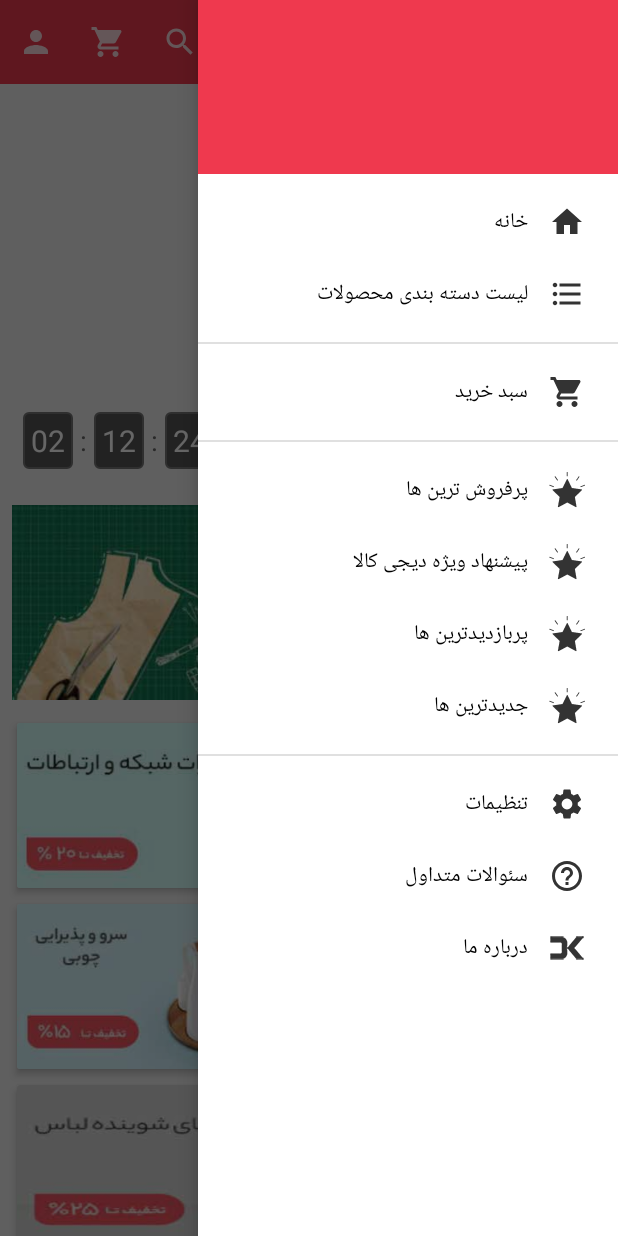
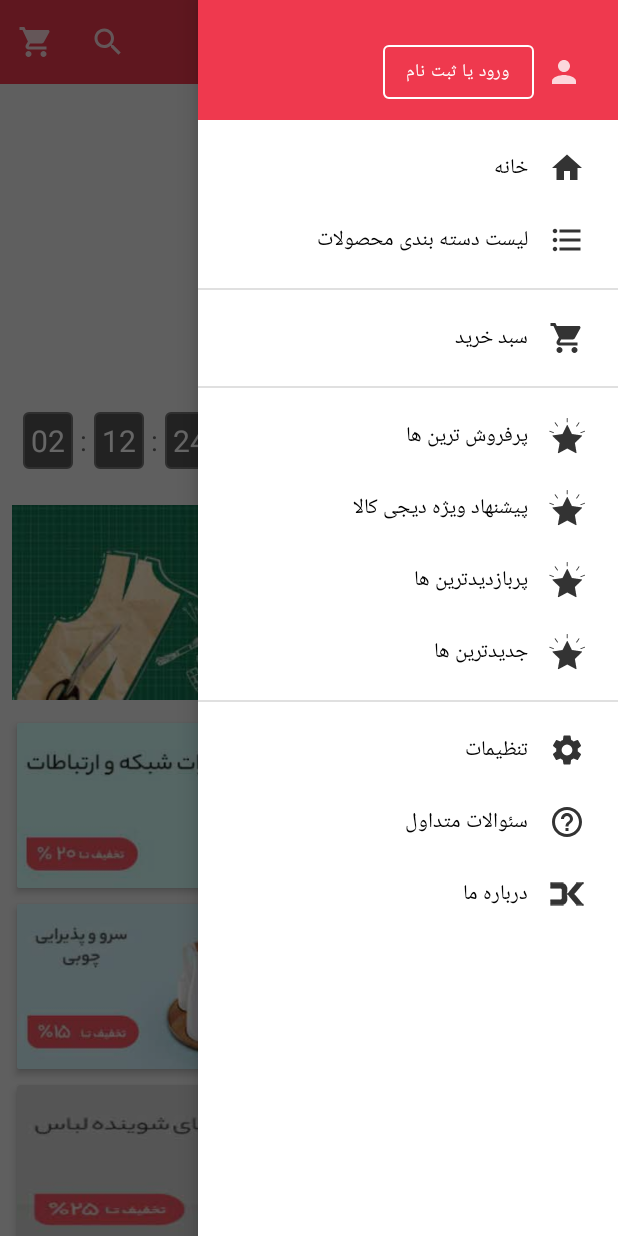
Before and after one commit to AbbasAsadi/OnlineStore, an Android app: the screen it shows after launch (MainActivity), with the side drawer open, on a phone screen of 412 x 824 dp. Run offline under Robolectric (Android 15) with nearby library versions, the phone set to English and light mode, and no system bars; our stand-ins replace ButterKnife, Picasso; libraries missing offline, so code that uses them is left out: ss.com.bannerslider; plain views replace Slider; network calls fail; pictures from the network do not load; 4 statements that could not run were skipped.

Commit message:
requests edit

```diff
--- a/app/src/main/java/com/example/onlinestore/controller/CommentFragment.java
+++ b/app/src/main/java/com/example/onlinestore/controller/CommentFragment.java
@@ -82,18 +82,29 @@ public class CommentFragment extends Fragment {
             parentRelative.setVisibility(View.VISIBLE);
         }
 
+        updateCommentAdapter();
+        progressBar.setVisibility(View.GONE);
+        commentRecyclerView.setAdapter(mCommentAdapter);
+        commentRecyclerView.setLayoutManager(new LinearLayoutManager(getActivity() , RecyclerView.VERTICAL , true));
+
+        return view;
+    }
+
+    private void updateCommentAdapter() {
         if (mCommentAdapter == null) {
             mCommentAdapter = new CommentAdapter(mRepository.getCommentList());
         }else {
             mCommentAdapter.setCommentList(mRepository.getCommentList());
             mCommentAdapter.notifyDataSetChanged();
         }
-        commentRecyclerView.setAdapter(mCommentAdapter);
-        commentRecyclerView.setLayoutManager(new LinearLayoutManager(getActivity() , RecyclerView.VERTICAL , true));
-
-        return view;
     }
 
+
+    @Override
+    public void onResume() {
+        super.onResume();
+        updateCommentAdapter();
+    }
 
     public class CommentAdapter extends RecyclerView.Adapter<CommentAdapter.CommentViewHolder> {
         private List<CommentBody> mCommentList;
--- a/app/src/main/java/com/example/onlinestore/controller/DetailProductFragment.java
+++ b/app/src/main/java/com/example/onlinestore/controller/DetailProductFragment.java
@@ -165,11 +165,11 @@ public class DetailProductFragment extends Fragment {
         relatedProductRecyclerView.setAdapter(mRelatedProductAdapter);
 
         userComments.setOnClickListener(view1 -> {
-            getActivity().setContentView(R.layout.activity_detail_product);
+            //getActivity().setContentView(R.layout.activity_detail_product);
 
             getActivity().getSupportFragmentManager().beginTransaction()
-                    .add(R.id.detail_product_Activity , CommentFragment.newInstance())
-                    .addToBackStack("comment")
+                    .replace(R.id.detail_product_Activity , CommentFragment.newInstance())
+                    .addToBackStack(null)
                     .commit();
 
         });
--- a/app/src/main/java/com/example/onlinestore/controller/MainFragment.java
+++ b/app/src/main/java/com/example/onlinestore/controller/MainFragment.java
@@ -43,6 +43,7 @@ public class MainFragment extends Fragment {
     private ProductAdapterHorizontal mProductAdapterAmazingSuggest;
     private ProductAdapterHorizontal mProductAdapterNewestProduct;
     private ProductAdapterHorizontal mProductAdapterPopularProduct;
+
     private CategoryAdapter mCategoryAdapter;
     private WoocommerceRepository mRepository;
     private Context mContext;
@@ -80,50 +81,80 @@ public class MainFragment extends Fragment {
 
         mSlider.setAdapter(new MainSliderAdapter());
 
-        updateAdapter();
+        updateCategoryAdapter();
         mRecyclerViewCategory.setLayoutManager
                 (new LinearLayoutManager(mContext, RecyclerView.HORIZONTAL, false));
-        mRecyclerViewCategory
-                .setAdapter(mCategoryAdapter);
 
-        mProductAdapterAmazingSuggest = new ProductAdapterHorizontal
-                (mRepository.getRatedProductList(), mContext);
+        updateAmazingProductAdapter();
         mRecyclerViewAmazingSuggest.setLayoutManager(new LinearLayoutManager
                 (mContext, RecyclerView.HORIZONTAL, true));
-        mRecyclerViewAmazingSuggest
-                .setAdapter(mProductAdapterAmazingSuggest);
 
-        mProductAdapterNewestProduct = new ProductAdapterHorizontal
-                (mRepository.getNewestProductList(), mContext);
+
+        updateNewestProductAdapter();
         mRecyclerViewNewestProduct.setLayoutManager
                 (new LinearLayoutManager(mContext, RecyclerView.HORIZONTAL, false));
-        mRecyclerViewNewestProduct
-                .setAdapter(mProductAdapterNewestProduct);
 
-        mProductAdapterPopularProduct = new ProductAdapterHorizontal(
-                mRepository.getPopularProductList(), mContext);
+        updatePopularProductAdapter();
         mRecyclerViewPopularProduct.setLayoutManager
                 (new LinearLayoutManager(mContext, RecyclerView.HORIZONTAL, false));
-        mRecyclerViewPopularProduct
-                .setAdapter(mProductAdapterPopularProduct);
 
         return view;
     }
 
-    private void updateAdapter() {
+    private void updatePopularProductAdapter() {
+        if (mProductAdapterPopularProduct == null) {
+            mProductAdapterPopularProduct = new ProductAdapterHorizontal(
+                    mRepository.getTopRatedProductList(), mContext);
+        }else {
+            mProductAdapterPopularProduct.setListProduct(mRepository.getTopRatedProductList());
+            mProductAdapterPopularProduct.notifyDataSetChanged();
+        }
+        mRecyclerViewPopularProduct
+                .setAdapter(mProductAdapterPopularProduct);
+    }
+
+    private void updateNewestProductAdapter() {
+        if (mProductAdapterNewestProduct == null) {
+            mProductAdapterNewestProduct = new ProductAdapterHorizontal
+                    (mRepository.getNewestProductList(), mContext);
+        }else {
+            mProductAdapterNewestProduct.setListProduct(mRepository.getNewestProductList());
+            mProductAdapterNewestProduct.notifyDataSetChanged();
+        }
+        mRecyclerViewNewestProduct
+                .setAdapter(mProductAdapterNewestProduct);
+    }
+
+    private void updateAmazingProductAdapter() {
+        if (mProductAdapterAmazingSuggest == null)
+            mProductAdapterAmazingSuggest = new ProductAdapterHorizontal
+                    (mRepository.getAmazingProducts(), mContext);
+        else {
+            mProductAdapterAmazingSuggest.setListProduct(mRepository.getAmazingProducts());
+            mProductAdapterAmazingSuggest.notifyDataSetChanged();
+        }
+        mRecyclerViewAmazingSuggest
+                .setAdapter(mProductAdapterAmazingSuggest);
+    }
+
+    private void updateCategoryAdapter() {
         if (mCategoryAdapter == null) {
             mCategoryAdapter = new CategoryAdapter(mRepository.getCategoriesList(), mContext);
 
-        }else {
+        } else {
             mCategoryAdapter.setCategoryList(mRepository.getCategoriesList());
             mCategoryAdapter.notifyDataSetChanged();
         }
+        mRecyclerViewCategory.setAdapter(mCategoryAdapter);
     }
 
     @Override
     public void onResume() {
         super.onResume();
-        updateAdapter();
+        updateCategoryAdapter();
+        updateAmazingProductAdapter();
+        updateNewestProductAdapter();
+        updatePopularProductAdapter();
     }
 
     @Override
--- a/app/src/main/java/com/example/onlinestore/controller/SingleFragmentActivity.java
+++ b/app/src/main/java/com/example/onlinestore/controller/SingleFragmentActivity.java
@@ -17,8 +17,7 @@ public abstract class SingleFragmentActivity extends AppCompatActivity {
         setContentView(getContentView());
 
         getSupportFragmentManager().beginTransaction()
-                .add(getResourceId() , getFragment())
-                .addToBackStack("")
+                .replace(getResourceId() , getFragment())
                 .commit();
     }
 }
--- a/app/src/main/java/com/example/onlinestore/controller/SplashActivity.java
+++ b/app/src/main/java/com/example/onlinestore/controller/SplashActivity.java
@@ -35,7 +35,8 @@ public class SplashActivity extends AppCompatActivity {
         protected Void doInBackground(Void... voids) {
             try {
                 Repository.setAllProducts();
-                Repository.setRatedProducts();
+                Repository.setAmazingProducts();
+                Repository.setTopRatedProducts();
                 Repository.setPopularProducts();
                 Repository.setRecentProducts();
                 Repository.setCategoriesList();
--- a/app/src/main/java/com/example/onlinestore/network/WoocommerceRepository.java
+++ b/app/src/main/java/com/example/onlinestore/network/WoocommerceRepository.java
@@ -22,12 +22,14 @@ public class WoocommerceRepository {
     public static final String BASE_URL = "https://woocommerce.maktabsharif.ir/wp-json/wc/v3/";
     public static final String CONSUMER_KEY = "ck_552ea09e65326775023b1e8969bee5ab65a3be38";
     public static final String CONSUMER_SECRET = "cs_9d3a817430202486c59662290989d5b4c5c3c837";
+    public static final int AMAZING_PRODUCT_TAG = 48;
     private static WoocommerceRepository sWoocommerceRepository;
     private final String TAG = "WoocommerceRepository";
     private List<ProductBody> mAllProducts;
+    private List<ProductBody> mAmazingProducts;
     private List<ProductBody> mRecentProducts;
     private List<ProductBody> mPopularProducts;
-    private List<ProductBody> mRatedProducts;
+    private List<ProductBody> mTopRatedProducts;
     private List<ProductBody> mSearchedProducts;
     private List<ProductBody> mRelatedProducts;
     private List<CategoryBody> mCategoriesItems;
@@ -60,6 +62,13 @@ public class WoocommerceRepository {
         mAllProducts = call.execute().body();
     }
 
+    public void setAmazingProducts() throws IOException {
+        Call<List<ProductBody>> call = mWoocommerceService
+                .getAmazingSuggestion(CONSUMER_KEY , CONSUMER_SECRET, AMAZING_PRODUCT_TAG);
+        mAmazingProducts = new ArrayList<>();
+        mAmazingProducts = call.execute().body();
+    }
+
     public void setRecentProducts() throws IOException {
         Call<List<ProductBody>> call = mWoocommerceService
                 .getProductByOrder(CONSUMER_KEY, CONSUMER_SECRET, 10, "date");
@@ -85,15 +94,15 @@ public class WoocommerceRepository {
 
     }
 
-    public void setRatedProducts() throws IOException {
+    public void setTopRatedProducts() throws IOException {
         Call<List<ProductBody>> call = mWoocommerceService
                 .getProductByOrder(CONSUMER_KEY, CONSUMER_SECRET, 10, "rating");
-        mRatedProducts = new ArrayList<>();
-        mRatedProducts = call.execute().body();
-        if (mRatedProducts == null) {
-            Log.d(TAG, "setCategoriesList: list is null");
+        mTopRatedProducts = new ArrayList<>();
+        mTopRatedProducts = call.execute().body();
+        if (mTopRatedProducts == null) {
+            Log.d(TAG, "setBestSellingList: list is null");
         } else {
-            Log.d(TAG, "setRatedProductsSize: " + mRatedProducts.size());
+            Log.d(TAG, "setRatedProductsSize: " + mTopRatedProducts.size());
         }
     }
 
@@ -130,6 +139,10 @@ public class WoocommerceRepository {
         });
     }
 
+    public List<ProductBody> getAmazingProducts() {
+        return mAmazingProducts;
+    }
+
     public int getClickedProductId() {
         return mClickedProductId;
     }
@@ -146,8 +159,8 @@ public class WoocommerceRepository {
         return mPopularProducts;
     }
 
-    public List<ProductBody> getRatedProductList() {
-        return mRatedProducts;
+    public List<ProductBody> getTopRatedProductList() {
+        return mTopRatedProducts;
     }
 
     public List<CategoryBody> getCategoriesList() {
--- a/app/src/main/java/com/example/onlinestore/network/interfaces/WoocommerceService.java
+++ b/app/src/main/java/com/example/onlinestore/network/interfaces/WoocommerceService.java
@@ -15,7 +15,10 @@ public interface WoocommerceService {
     Call<List<ProductBody>> getAllProduct(@Query("consumer_key") String consumerKey,
                                           @Query("consumer_secret") String consumerSecret,
                                           @Query("per_page") int perPage);
-
+    @GET("products")
+    Call<List<ProductBody>> getAmazingSuggestion(@Query("consumer_key") String consumerKey,
+                                                 @Query("consumer_secret")String consumerSecret,
+                                                 @Query("tag") int tagId);
     @GET("products")
     Call<List<ProductBody>> getProductByOrder(@Query("consumer_key") String consumerKey,
                                               @Query("consumer_secret") String consumerSecret,
--- a/app/src/main/res/layout/activity_main_nav_header.xml
+++ b/app/src/main/res/layout/activity_main_nav_header.xml
@@ -1,10 +1,35 @@
 <?xml version="1.0" encoding="utf-8"?>
-<LinearLayout xmlns:android="http://schemas.android.com/apk/res/android"
+<androidx.constraintlayout.widget.ConstraintLayout xmlns:android="http://schemas.android.com/apk/res/android"
     android:layout_width="match_parent"
-    android:layout_height="116dp"
+    android:layout_height="80dp"
+    xmlns:app="http://schemas.android.com/apk/res-auto"
     android:background="@color/colorPrimaryDark"
     android:gravity="center"
+    android:layoutDirection="ltr"
     android:orientation="vertical">
 
+    <com.google.android.material.button.MaterialButton
+        android:id="@+id/button_navigation_header"
+        android:layout_width="wrap_content"
+        android:layout_height="wrap_content"
+        android:text="@string/login_or_register_header"
+        app:layout_constraintBottom_toBottomOf="parent"
+        app:layout_constraintEnd_toEndOf="parent"
+        android:layout_marginEnd="56dp"
+        android:layout_marginBottom="8dp"
+        android:textSize="12sp"
+        style="@style/Widget.MaterialComponents.Button.OutlinedButton"
+        android:textColor="@color/white"
+        app:strokeColor="@color/white"/>
 
-</LinearLayout>
+    <ImageView
+        android:layout_width="wrap_content"
+        android:layout_height="wrap_content"
+        android:src="@drawable/ic_person_24dp"
+        app:layout_constraintBottom_toBottomOf="@+id/button_navigation_header"
+        app:layout_constraintTop_toTopOf="@+id/button_navigation_header"
+        app:layout_constraintStart_toEndOf="@+id/button_navigation_header"
+        android:layout_marginStart="8dp"/>
+
+
+</androidx.constraintlayout.widget.ConstraintLayout>
--- a/app/src/main/res/layout/fragment_comment.xml
+++ b/app/src/main/res/layout/fragment_comment.xml
@@ -75,7 +75,7 @@
         <androidx.recyclerview.widget.RecyclerView
             android:id="@+id/comments_recyclerView"
             android:layout_width="match_parent"
-            android:layout_height="match_parent"/>
+            android:layout_height="wrap_content"/>
     </RelativeLayout>
 
     <com.google.android.material.floatingactionbutton.FloatingActionButton
--- a/app/src/main/res/layout/fragment_detail_product.xml
+++ b/app/src/main/res/layout/fragment_detail_product.xml
@@ -137,11 +137,10 @@
                     android:id="@+id/slider_detail_product"
                     android:layout_width="match_parent"
                     android:layout_height="280dp"
-                    android:layoutDirection="rtl"
                     app:layout_constraintLeft_toLeftOf="parent"
                     app:layout_constraintRight_toRightOf="parent"
                     app:layout_constraintTop_toTopOf="parent"
-                    app:slider_interval="5000"
+                    app:slider_interval="20000"
                     app:slider_loopSlides="true">
 
                     <ImageView
--- a/app/src/main/res/layout/fragment_main.xml
+++ b/app/src/main/res/layout/fragment_main.xml
@@ -311,7 +311,7 @@
             android:layout_marginTop="40dp"
             android:layout_marginRight="10dp"
             android:fontFamily="@font/iran_sans"
-            android:text="محصولات پربیننده"
+            android:text="محبوبترین محصولات"
             android:textColor="#636e80"
             android:textSize="14dp"
             android:textStyle="bold"
--- a/app/src/main/res/menu/main_menu.xml
+++ b/app/src/main/res/menu/main_menu.xml
@@ -10,8 +10,4 @@
         android:id="@+id/shopping_bag_menuitem"
         android:icon="@drawable/ic_shopping_24dp_white"
         app:showAsAction="always"/>
-    <item android:title="personal area"
-        android:id="@+id/personal_area_menuitem"
-        android:icon="@drawable/ic_person_24dp"
-        app:showAsAction="always"/>
 </menu>
--- a/app/src/main/res/values/strings.xml
+++ b/app/src/main/res/values/strings.xml
@@ -18,5 +18,6 @@
     <string name="no_comment">نظری برای محصول موردنظر یافت نشد</string>
     <string name="comment_users">نظرات کاربران</string>
     <string name="register_digikala">ثبت نام در دیجی کالا</string>
+    <string name="login_or_register_header">ورود یا ثبت نام</string>
 
 </resources>
```
